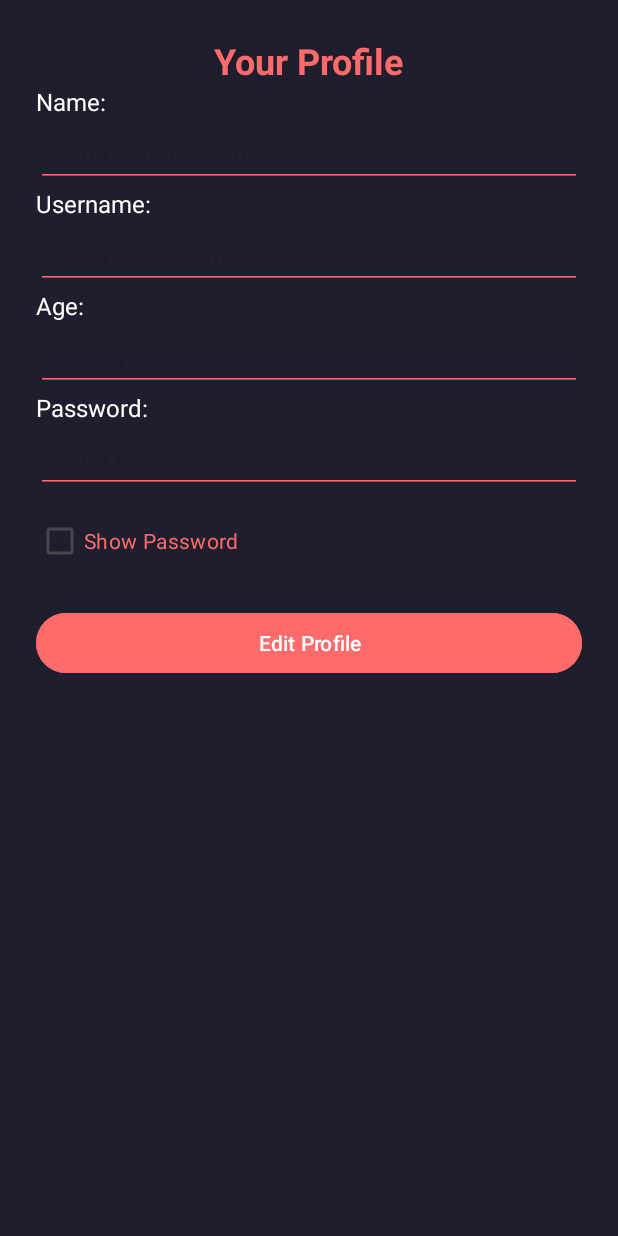
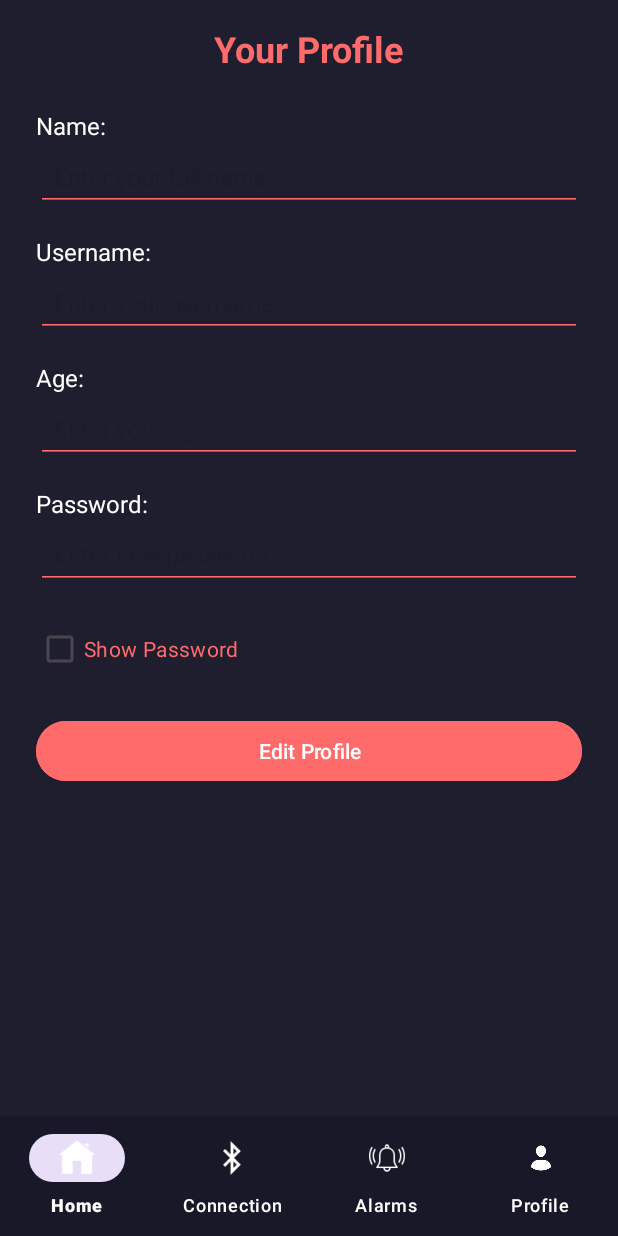
Before and after one commit to Siri2K/Smart-Alarm-Clock-Kit-Capstone, an Android app: the ProfileActivity screen opened directly, with no data from a screen before it, on a phone screen of 412 x 824 dp. Run offline under Robolectric (Android 15) with nearby library versions, the phone set to English and light mode, and no system bars; 6 statements that could not run were skipped.

Commit message:
Modified alarm set page and profile page to include navigation bar

```diff
--- a/Android/app/src/main/java/com/example/sack/ProfileActivity.java
+++ b/Android/app/src/main/java/com/example/sack/ProfileActivity.java
@@ -143,19 +143,35 @@ public class ProfileActivity extends AppCompatActivity {
     private void updateProfile() {
         String fullName = etFullName.getText().toString().trim();
         String username = etUsername.getText().toString().trim();
-        String age = etAge.getText().toString().trim();
+        String ageText = etAge.getText().toString().trim();
         String password = etPassword.getText().toString().trim();
 
-        if (dbHelper.updateUserProfile(userId, fullName, username, Integer.parseInt(age), password)) {
+        // Validate Age Input - Ensure it's only numbers
+        if (!ageText.matches("\\d+")) {
+            etAge.setError("Age must be a valid number");
+            return;
+        }
+
+        int age = Integer.parseInt(ageText);
+        if (age <= 0 || age > 100) {
+            etAge.setError("Please enter a valid age");
+            return;
+        }
+
+        // If validation passes, proceed with saving
+        if (dbHelper.updateUserProfile(userId, fullName, username, age, password)) {
             Toast.makeText(this, "Profile updated successfully!", Toast.LENGTH_SHORT).show();
+
             // Update stored values after saving
             originalFullName = fullName;
             originalUsername = username;
-            originalAge = age;
+            originalAge = ageText;
             originalPassword = password;
+
             setEditingEnabled(false);
         } else {
             Toast.makeText(this, "Failed to update profile!", Toast.LENGTH_SHORT).show();
         }
     }
+
 }
--- a/Android/app/src/main/res/layout/alarmsetpage.xml
+++ b/Android/app/src/main/res/layout/alarmsetpage.xml
@@ -47,7 +47,7 @@
     <androidx.recyclerview.widget.RecyclerView
         android:id="@+id/recycler_alarm_list"
         android:layout_width="match_parent"
-        android:layout_height="550dp"
+        android:layout_height="500dp"
         android:layout_below="@id/tv_alarm_date"
         android:layout_marginTop="20dp"
         android:paddingHorizontal="16dp"
@@ -63,8 +63,20 @@
         android:src="@android:drawable/ic_input_add"
         android:backgroundTint="#FF6B6B"
         android:tint="#FFFFFF"
+        android:layout_alignParentEnd="true"
+        android:layout_margin="24dp"
+        android:layout_above="@id/bottom_navigation" />
+
+    <!-- Bottom Navigation Bar -->
+    <com.google.android.material.bottomnavigation.BottomNavigationView
+        android:id="@+id/bottom_navigation"
+        android:layout_width="match_parent"
+        android:layout_height="wrap_content"
         android:layout_alignParentBottom="true"
-        android:layout_margin="24dp"
-        android:layout_alignParentEnd="true"/>
+        android:background="#181828"
+        app:menu="@menu/bottom_nav_menu"
+        app:itemIconTint="@color/white"
+        app:itemTextColor="@color/white"
+        app:labelVisibilityMode="labeled" />
 
 </RelativeLayout>
--- a/Android/app/src/main/res/layout/profileactivity.xml
+++ b/Android/app/src/main/res/layout/profileactivity.xml
@@ -1,11 +1,10 @@
 <?xml version="1.0" encoding="utf-8"?>
-<androidx.constraintlayout.widget.ConstraintLayout
-    xmlns:android="http://schemas.android.com/apk/res/android"
+<RelativeLayout xmlns:android="http://schemas.android.com/apk/res/android"
     xmlns:app="http://schemas.android.com/apk/res-auto"
     android:layout_width="match_parent"
     android:layout_height="match_parent"
     android:background="#1E1E2E"
-    android:padding="24dp">
+    android:padding="0dp"> <!-- Removed extra padding -->
 
     <!-- Profile Title -->
     <TextView
@@ -16,10 +15,22 @@
         android:textColor="#FF6B6B"
         android:textSize="24sp"
         android:textStyle="bold"
-        app:layout_constraintTop_toTopOf="parent"
-        app:layout_constraintStart_toStartOf="parent"
-        app:layout_constraintEnd_toEndOf="parent"
-        android:layout_marginBottom="20dp"/>
+        android:layout_centerHorizontal="true"
+        android:layout_marginTop="16dp"/>
+
+    <!-- ScrollView to Contain Profile Fields -->
+    <ScrollView
+        android:id="@+id/profile_scrollview"
+        android:layout_width="match_parent"
+        android:layout_height="match_parent"
+        android:layout_above="@id/bottom_navigation"
+        android:layout_below="@id/tv_profile_title"
+        android:padding="24dp">
+
+        <LinearLayout
+            android:layout_width="match_parent"
+            android:layout_height="wrap_content"
+            android:orientation="vertical">
 
             <!-- Name Label -->
             <TextView
@@ -28,14 +39,12 @@
                 android:layout_height="wrap_content"
                 android:text="Name:"
                 android:textColor="#FFFFFF"
-        android:textSize="16sp"
-        app:layout_constraintTop_toBottomOf="@id/tv_profile_title"
-        app:layout_constraintStart_toStartOf="parent"/>
+                android:textSize="16sp"/>
 
             <!-- Name Input -->
             <EditText
                 android:id="@+id/et_full_name"
-        android:layout_width="0dp"
+                android:layout_width="match_parent"
                 android:layout_height="wrap_content"
                 android:textColor="#FFFFFF"
                 android:backgroundTint="#FF6B6B"
@@ -43,9 +52,6 @@
                 android:padding="12dp"
                 android:textSize="16sp"
                 android:enabled="false"
-        app:layout_constraintTop_toBottomOf="@id/tv_name_label"
-        app:layout_constraintStart_toStartOf="parent"
-        app:layout_constraintEnd_toEndOf="parent"
                 android:layout_marginBottom="16dp"/>
 
             <!-- Username Label -->
@@ -55,14 +61,12 @@
                 android:layout_height="wrap_content"
                 android:text="Username:"
                 android:textColor="#FFFFFF"
-        android:textSize="16sp"
-        app:layout_constraintTop_toBottomOf="@id/et_full_name"
-        app:layout_constraintStart_toStartOf="parent"/>
+                android:textSize="16sp"/>
 
             <!-- Username Input -->
             <EditText
                 android:id="@+id/et_username"
-        android:layout_width="0dp"
+                android:layout_width="match_parent"
                 android:layout_height="wrap_content"
                 android:textColor="#FFFFFF"
                 android:backgroundTint="#FF6B6B"
@@ -70,9 +74,6 @@
                 android:padding="12dp"
                 android:textSize="16sp"
                 android:enabled="false"
-        app:layout_constraintTop_toBottomOf="@id/tv_username_label"
-        app:layout_constraintStart_toStartOf="parent"
-        app:layout_constraintEnd_toEndOf="parent"
                 android:layout_marginBottom="16dp"/>
 
             <!-- Age Label -->
@@ -82,14 +83,12 @@
                 android:layout_height="wrap_content"
                 android:text="Age:"
                 android:textColor="#FFFFFF"
-        android:textSize="16sp"
-        app:layout_constraintTop_toBottomOf="@id/et_username"
-        app:layout_constraintStart_toStartOf="parent"/>
+                android:textSize="16sp"/>
 
             <!-- Age Input -->
             <EditText
                 android:id="@+id/et_age"
-        android:layout_width="0dp"
+                android:layout_width="match_parent"
                 android:layout_height="wrap_content"
                 android:textColor="#FFFFFF"
                 android:backgroundTint="#FF6B6B"
@@ -97,9 +96,6 @@
                 android:padding="12dp"
                 android:textSize="16sp"
                 android:enabled="false"
-        app:layout_constraintTop_toBottomOf="@id/tv_age_label"
-        app:layout_constraintStart_toStartOf="parent"
-        app:layout_constraintEnd_toEndOf="parent"
                 android:layout_marginBottom="16dp"/>
 
             <!-- Password Label -->
@@ -109,14 +105,12 @@
                 android:layout_height="wrap_content"
                 android:text="Password:"
                 android:textColor="#FFFFFF"
-        android:textSize="16sp"
-        app:layout_constraintTop_toBottomOf="@id/et_age"
-        app:layout_constraintStart_toStartOf="parent"/>
+                android:textSize="16sp"/>
 
             <!-- Password Input -->
             <EditText
                 android:id="@+id/et_password"
-        android:layout_width="0dp"
+                android:layout_width="match_parent"
                 android:layout_height="wrap_content"
                 android:textColor="#FFFFFF"
                 android:backgroundTint="#FF6B6B"
@@ -125,9 +119,6 @@
                 android:textSize="16sp"
                 android:enabled="false"
                 android:inputType="textPassword"
-        app:layout_constraintTop_toBottomOf="@id/tv_password_label"
-        app:layout_constraintStart_toStartOf="parent"
-        app:layout_constraintEnd_toEndOf="parent"
                 android:layout_marginBottom="8dp"/>
 
             <!-- Show Password Toggle -->
@@ -137,8 +128,6 @@
                 android:layout_height="wrap_content"
                 android:text="Show Password"
                 android:textColor="#FF6B6B"
-        app:layout_constraintTop_toBottomOf="@id/et_password"
-        app:layout_constraintStart_toStartOf="parent"
                 android:layout_marginTop="8dp"/>
 
             <!-- Edit Profile Button -->
@@ -149,9 +138,6 @@
                 android:text="Edit Profile"
                 android:backgroundTint="#FF6B6B"
                 android:textColor="#FFFFFF"
-        app:layout_constraintTop_toBottomOf="@id/cb_show_password"
-        app:layout_constraintStart_toStartOf="parent"
-        app:layout_constraintEnd_toEndOf="parent"
                 android:layout_marginTop="20dp"/>
 
             <!-- Cancel Button -->
@@ -163,9 +149,6 @@
                 android:backgroundTint="#D32F2F"
                 android:textColor="#FFFFFF"
                 android:visibility="gone"
-        app:layout_constraintTop_toBottomOf="@id/btn_edit_profile"
-        app:layout_constraintStart_toStartOf="parent"
-        app:layout_constraintEnd_toEndOf="parent"
                 android:layout_marginTop="10dp"/>
 
             <!-- Save Changes Button -->
@@ -177,9 +160,19 @@
                 android:backgroundTint="#4CAF50"
                 android:textColor="#FFFFFF"
                 android:visibility="gone"
-        app:layout_constraintTop_toBottomOf="@id/btn_cancel_edit"
-        app:layout_constraintStart_toStartOf="parent"
-        app:layout_constraintEnd_toEndOf="parent"
                 android:layout_marginTop="10dp"/>
+        </LinearLayout>
+    </ScrollView>
 
-</androidx.constraintlayout.widget.ConstraintLayout>
+    <!-- Bottom Navigation Bar - Always Sticks to the Bottom -->
+    <com.google.android.material.bottomnavigation.BottomNavigationView
+        android:id="@+id/bottom_navigation"
+        android:layout_width="match_parent"
+        android:layout_height="wrap_content"
+        android:background="#181828"
+        app:itemIconTint="@color/white"
+        app:itemTextColor="@color/white"
+        app:labelVisibilityMode="labeled"
+        android:layout_alignParentBottom="true"
+        app:menu="@menu/bottom_nav_menu"/>
+</RelativeLayout>
```
Lines whose indentation alone changed are shown as unchanged.
